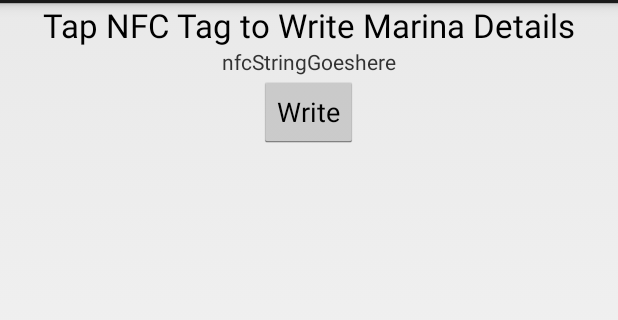
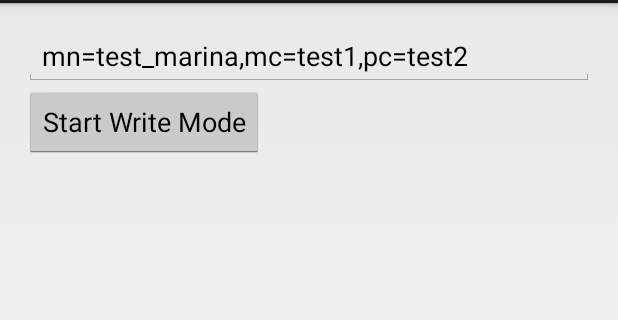
Before and after one commit to budgester/MyMarina, an Android app: the layout nfc_write.xml on its own in the app's theme, with its tools: preview values and no code run, on a phone screen of 412 x 824 dp, the part 69-389 px from its top. Run offline under Robolectric (Android 15) with nearby library versions, the phone set to English and light mode, and no system bars.

Commit message:
Pre 1.3 release commit

```diff
--- a/MyMarina/build.gradle
+++ b/MyMarina/build.gradle
@@ -13,8 +13,8 @@ repositories {
 }
 
 android {
-    compileSdkVersion 14
-    buildToolsVersion "18.1.0"
+    compileSdkVersion 17
+    buildToolsVersion '18.1.0'
 
     defaultConfig {
         minSdkVersion 11
@@ -23,5 +23,5 @@ android {
 }
 
 dependencies {
-	compile 'com.android.support:appcompat-v7:18.0.0'
+    compile 'com.android.support:appcompat-v7:18.0.0'
 }
--- a/MyMarina/src/main/java/com/budgester/mymarina/MainActivity.java
+++ b/MyMarina/src/main/java/com/budgester/mymarina/MainActivity.java
@@ -84,7 +84,6 @@ public class MainActivity extends ListActivity {
                 Marina marina = new Marina(marina_name);
                 db.addMarina(marina);
                 db.close();
-                //marina.create();
                 Intent i = new Intent(getApplicationContext(), MarinaActivity.class);
                 // sending data to new activity
                 i.putExtra("marina_name", marina_name);
--- a/MyMarina/src/main/res/layout/nfc_write.xml
+++ b/MyMarina/src/main/res/layout/nfc_write.xml
@@ -1,31 +1,24 @@
-<?xml version="1.0" encoding="utf-8"?>
+<LinearLayout xmlns:android="http://schemas.android.com/apk/res/android"
+    xmlns:tools="http://schemas.android.com/tools"
+    android:layout_width="match_parent"
+    android:layout_height="match_parent"
+    android:orientation="vertical"
+    android:paddingBottom="@dimen/activity_vertical_margin"
+    android:paddingLeft="@dimen/activity_horizontal_margin"
+    android:paddingRight="@dimen/activity_horizontal_margin"
+    android:paddingTop="@dimen/activity_vertical_margin"
+    tools:context="com.budgester.mymarina.MarinaNFCWrite" >
 
-<LinearLayout xmlns:android="http://schemas.android.com/apk/res/android"
-    android:orientation="vertical" android:layout_width="match_parent"
-    android:layout_height="match_parent">
+    <EditText
+        android:id="@+id/value"
+        android:hint="Value"
+        android:layout_width="fill_parent"
+        android:layout_height="wrap_content"
+        android:text="mn=test_marina,mc=test1,pc=test2" />
 
-    <TextView
+    <Button
+        android:id="@+id/button"
         android:layout_width="wrap_content"
         android:layout_height="wrap_content"
-        android:textAppearance="?android:attr/textAppearanceLarge"
-        android:text="Tap NFC Tag to Write Marina Details"
-        android:id="@+id/textTap"
-        android:layout_gravity="center" />
-
-    <TextView
-        android:layout_width="wrap_content"
-        android:layout_height="wrap_content"
-        android:text="nfcStringGoeshere"
-        android:id="@+id/nfcString"
-        android:layout_gravity="center" />
-
-    <Button
-        android:layout_width="wrap_content"
-        android:layout_height="wrap_content"
-        android:text="Write"
-        android:id="@+id/write"
-        android:layout_gravity="center_horizontal"
-        android:onClick="write_nfc"
-        android:clickable="true"
-        android:enabled="true" />
+        android:text="@string/write_mode" />
 </LinearLayout>
--- a/MyMarina/src/main/res/values/strings.xml
+++ b/MyMarina/src/main/res/values/strings.xml
@@ -3,6 +3,6 @@
 
     <string name="app_name">MyMarina</string>
     <string name="action_settings">Settings</string>
-    <string name="hello_world">Hello world!</string>
+    <string name="write_mode">Start Write Mode</string>
 
 </resources>
```
Also changed, not shown: MyMarina/src/main/AndroidManifest.xml (+9 -4 lines), MyMarina/src/main/java/com/budgester/mymarina/DatabaseHandler.java (+15 -6 lines), MyMarina/src/main/java/com/budgester/mymarina/Marina.java (+0 -36 lines), MyMarina/src/main/java/com/budgester/mymarina/MarinaActivity.java (+2 -6 lines), MyMarina/src/main/java/com/budgester/mymarina/MarinaNFCRead.java (renamed from MyMarina/src/main/java/com/budgester/mymarina/MarinaNFC.java, +14 -25 lines), MyMarina/src/main/java/com/budgester/mymarina/MarinaNFCWrite.java (added, +149 -0 lines), 1 other file.
